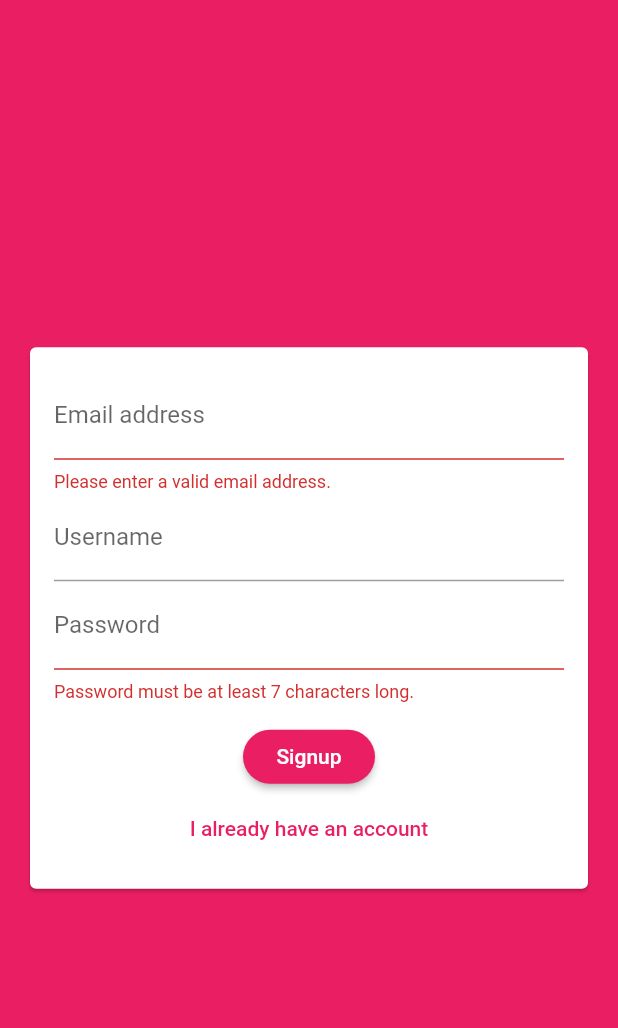
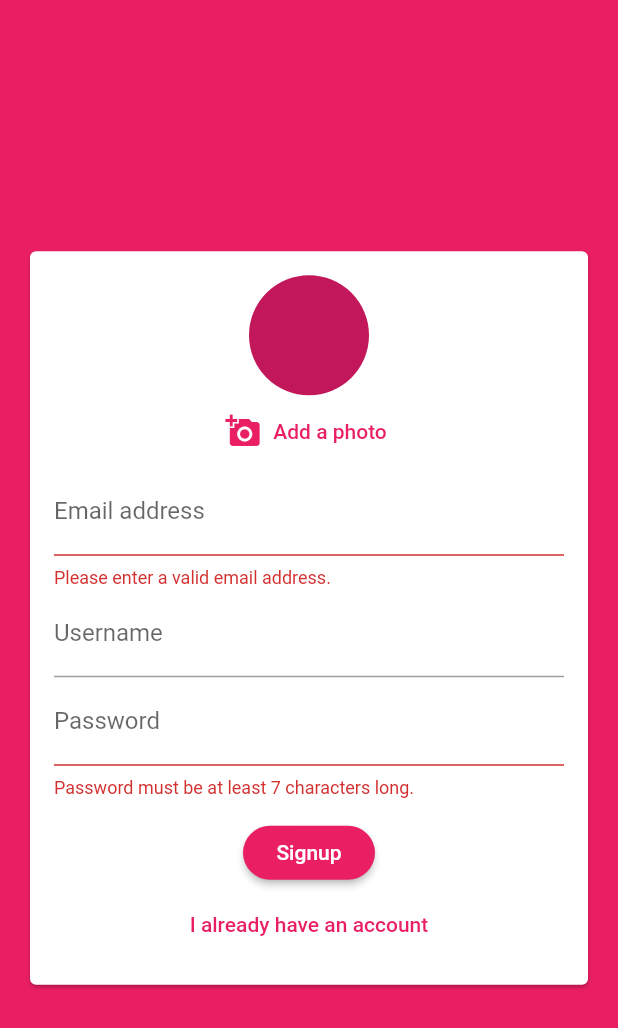
Before and after one commit to surya0180/Flutter-Firebase-Chat-App, a Flutter app: the screen it shows after launch, after a tap on "Login", after a tap on "Create new account", on a phone screen of 412 x 824 dp. Shown: the top 1028 px of the screen. Run offline on Flutter 3.47's test engine with Material 2 defaults, Android fonts, the phone set to English and light mode, and no system bars; our stand-ins replace cloud_firestore, firebase_auth, firebase_core, firebase_storage, image_picker; accounts and stored records are empty.

Commit message:
Added filestorage

```diff
--- a/lib/widgets/auth/auth_form.dart
+++ b/lib/widgets/auth/auth_form.dart
@@ -1,4 +1,6 @@
+import 'dart:io';
 import 'package:flutter/material.dart';
+import 'package:flutter_complete_guide/widgets/pickers/user_image_picker.dart';
 
 class AuthForm extends StatefulWidget {
   AuthForm(this.submitFn, this.isLoading);
@@ -7,6 +9,7 @@ class AuthForm extends StatefulWidget {
     String email,
     String password,
     String userName,
+    File userImageFIle,
     bool isLogin,
     BuildContext ctx,
   ) submitFn;
@@ -23,26 +26,41 @@ class _AuthFormState extends State<AuthForm> {
   var _userEmail = '';
   var _userName = '';
   var _userPassword = '';
+  var _userImageFile;
+
+  void _pickedImage(File image) {
+    _userImageFile = image;
+  }
 
   void _trySubmit() {
     final isValid = _formKey.currentState.validate();
     FocusScope.of(context).unfocus();
 
-    if (isValid) {
+    if (_userImageFile == null && !_isLogin) {
+      Scaffold.of(context).showSnackBar(
+        SnackBar(
+          content: Text('Please pick an image'),
+          backgroundColor: Theme.of(context).errorColor,
+        ),
+      );
+      return;
+    }
+
+    if (isValid && _userImageFile != null) {
       _formKey.currentState.save();
-     widget.submitFn(
-       _userEmail,
-       _userPassword,
-       _userName,
-       _isLogin,
-       context,
-     );
+      widget.submitFn(
+        _userEmail.trim(),
+        _userPassword.trim(),
+        _userName.trim(),
+        _userImageFile,
+        _isLogin,
+        context,
+      );
     }
   }
 
   @override
   Widget build(BuildContext context) {
-
     return Center(
       child: Card(
         margin: EdgeInsets.all(20),
@@ -54,6 +72,7 @@ class _AuthFormState extends State<AuthForm> {
               child: Column(
                 mainAxisSize: MainAxisSize.min,
                 children: <Widget>[
+                  if (!_isLogin) UserImagePicker(_pickedImage),
                   TextFormField(
                     key: ValueKey('email'),
                     validator: (value) {
@@ -99,8 +118,7 @@ class _AuthFormState extends State<AuthForm> {
                     },
                   ),
                   SizedBox(height: 12),
-                  if (widget.isLoading)
-                    CircularProgressIndicator(),
+                  if (widget.isLoading) CircularProgressIndicator(),
                   if (!widget.isLoading)
                     RaisedButton(
                       child: Text(_isLogin ? 'Login' : 'Signup'),
--- /dev/null
+++ b/lib/widgets/pickers/user_image_picker.dart
@@ -0,0 +1,45 @@
+import 'dart:io';
+import 'package:flutter/material.dart';
+import 'package:image_picker/image_picker.dart';
+
+class UserImagePicker extends StatefulWidget {
+  const UserImagePicker(this.imagePickFn, {Key key}) : super(key: key);
+
+  final void Function(File pickedImage) imagePickFn;
+
+  @override
+  _UserImagePickerState createState() => _UserImagePickerState();
+}
+
+class _UserImagePickerState extends State<UserImagePicker> {
+  File _pickedImage;
+
+  void _pickImage() async {
+    final picker = ImagePicker();
+    final pickedImage = await picker.getImage(source: ImageSource.gallery, imageQuality: 50, maxWidth: 150);
+    final pickedImageFile = File(pickedImage.path);
+    setState(() {
+      _pickedImage = pickedImageFile;
+    });
+    widget.imagePickFn(pickedImageFile);
+  }
+
+  @override
+  Widget build(BuildContext context) {
+    return Column(
+      children: [
+        CircleAvatar(
+          radius: 40,
+          backgroundImage:
+              _pickedImage == null ? null : FileImage(_pickedImage),
+        ),
+        FlatButton.icon(
+          textColor: Theme.of(context).primaryColor,
+          onPressed: _pickImage,
+          icon: Icon(Icons.add_a_photo),
+          label: Text('Add a photo'),
+        ),
+      ],
+    );
+  }
+}
--- a/pubspec.yaml
+++ b/pubspec.yaml
@@ -22,6 +22,8 @@ dependencies:
   cloud_firestore: ^2.4.0
   firebase_core: ^1.4.0
   firebase_auth: ^3.0.1
+  image_picker: ^0.8.2
+  firebase_storage: ^10.0.1
 
   # The following adds the Cupertino Icons font to your application.
   # Use with the CupertinoIcons class for iOS style icons.
```
Also changed, not shown: lib/screens/auth_screen.dart (+19 -2 lines), pubspec.lock.
